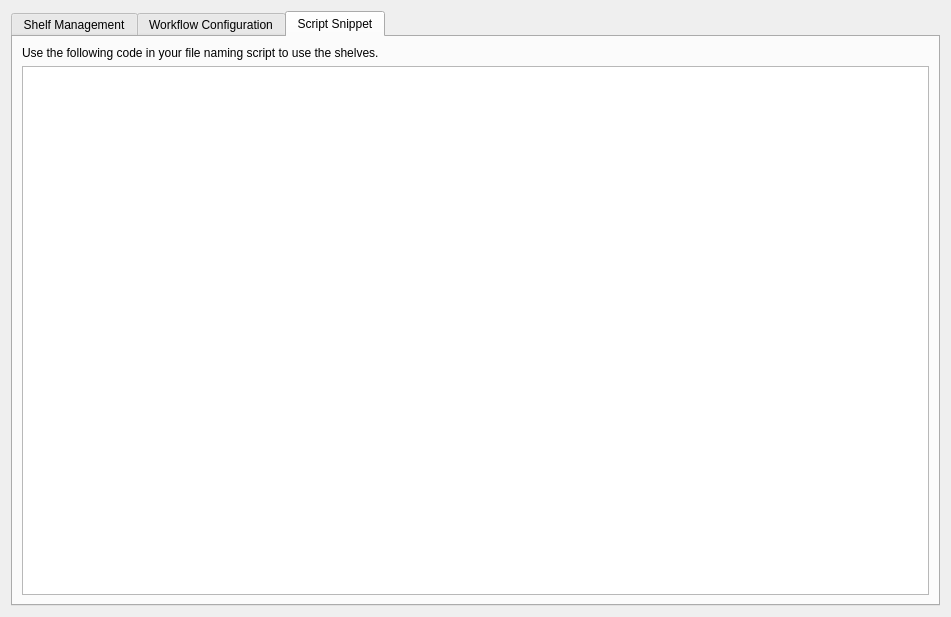
The window that shelves/ui/options.ui (nrth3rnlb/picard-plugin-shelves) describes before a commit, drawn with Qt 5.
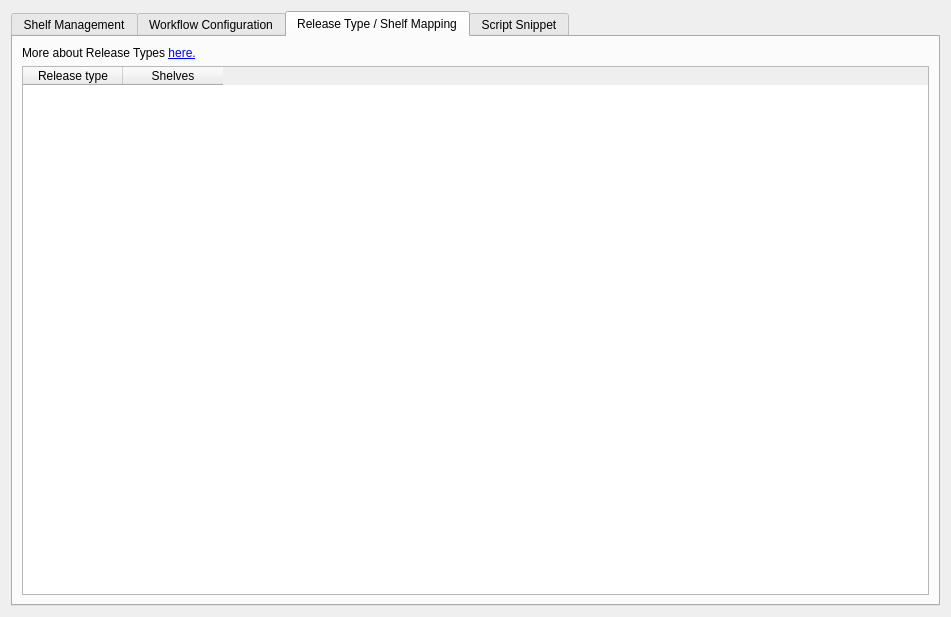
The same window after the commit. Custom widgets are drawn as their Qt base class.

Commit message: feat(ui): add "Release Type / Shelf Mapping" tab to options dialog

Diff of the .ui file:
```diff
--- a/shelves/ui/options.ui
+++ b/shelves/ui/options.ui
@@ -612,6 +612,49 @@
            </item>
           </layout>
          </widget>
+         <widget class="QWidget" name="tab_release_type_shelf_mapping">
+          <attribute name="title">
+           <string>Release Type / Shelf Mapping</string>
+          </attribute>
+          <layout class="QVBoxLayout" name="verticalLayout_7">
+           <item>
+            <widget class="QLabel" name="label_2">
+             <property name="text">
+              <string>&lt;html&gt;&lt;head/&gt;&lt;body&gt;&lt;p&gt;More about
+                                 Release Types &lt;a href=&quot;https://musicbrainz.org/doc/Release_Group/Type&quot;&gt;&lt;span
+                                 style=&quot; text-decoration: underline; color:#0000ff;&quot;&gt;here.&lt;/span&gt;&lt;/a&gt;&lt;/p&gt;&lt;/body&gt;&lt;/html&gt;
+                             </string>
+             </property>
+            </widget>
+           </item>
+           <item>
+            <widget class="QTableWidget" name="releasetype_shelf_mapping_table">
+             <property name="alternatingRowColors">
+              <bool>true</bool>
+             </property>
+             <property name="horizontalScrollMode">
+              <enum>QAbstractItemView::ScrollPerPixel</enum>
+             </property>
+             <property name="sortingEnabled">
+              <bool>true</bool>
+             </property>
+             <attribute name="horizontalHeaderMinimumSectionSize">
+              <number>100</number>
+             </attribute>
+             <column>
+              <property name="text">
+               <string>Release type</string>
+              </property>
+             </column>
+             <column>
+              <property name="text">
+               <string>Shelves</string>
+              </property>
+             </column>
+            </widget>
+           </item>
+          </layout>
+         </widget>
          <widget class="QWidget" name="tab_script_snippet">
           <attribute name="title">
            <string>Script Snippet</string>
```
